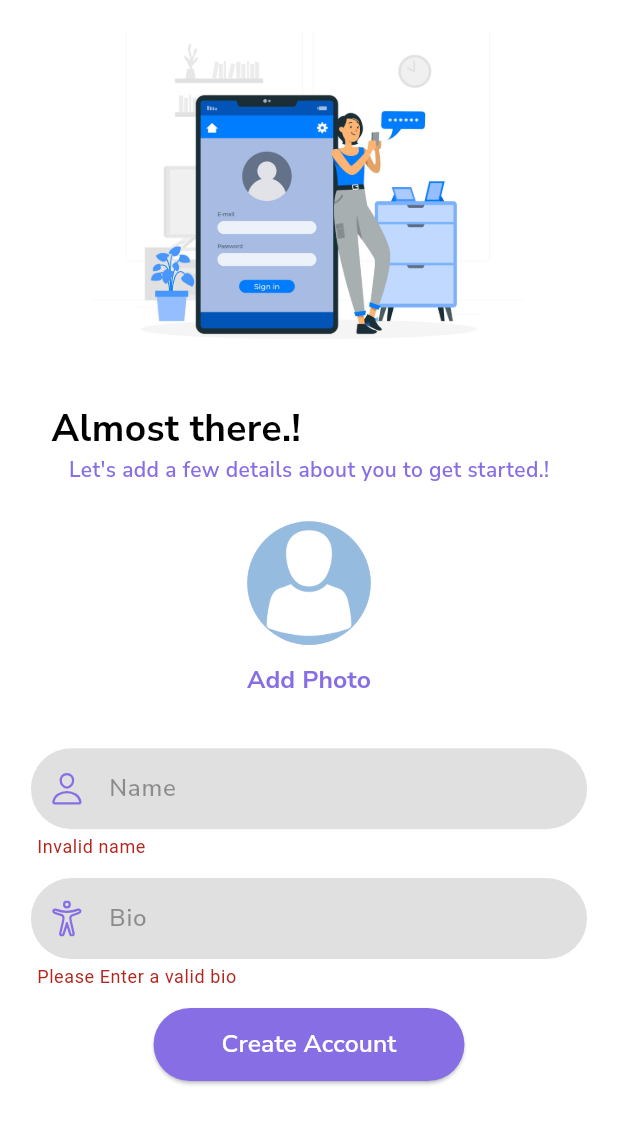
After one commit to NithinYesudas/Buddies_Mini_Social_Media_App, a Flutter app: the UserDataCollection screen opened directly, after a tap on "Create Account", on a phone screen of 412 x 824 dp. The commit adds this screen. Shown: the top 1124 px of the screen. Run offline on Flutter 3.47's test engine with Material 2 defaults, Android fonts, the phone set to English and light mode, and no system bars; our stand-ins replace cloud_firestore, firebase_auth, firebase_core, firebase_storage, google_fonts, image_picker and 1 more; accounts and stored records are empty.

Commit message:
added user details upload

```diff
--- /dev/null
+++ b/lib/screens/auth/user_data_collection_screen.dart
@@ -0,0 +1,224 @@
+import 'dart:io';
+
+import 'package:buddies/services/auth_services.dart';
+import 'package:buddies/utils/accessory_widgets.dart';
+import 'package:buddies/utils/custom_colors.dart';
+import 'package:flutter/material.dart';
+import 'package:google_fonts/google_fonts.dart';
+import 'package:image_picker/image_picker.dart';
+import 'package:ionicons/ionicons.dart';
+
+class UserDataCollection extends StatefulWidget {
+  const UserDataCollection({Key? key}) : super(key: key);
+
+  @override
+  State<UserDataCollection> createState() => _UserDataCollectionState();
+}
+
+class _UserDataCollectionState extends State<UserDataCollection> {
+  final _key = GlobalKey<FormState>();
+  final TextEditingController _nameController = TextEditingController();
+  final TextEditingController _bioController = TextEditingController();
+  bool isLoading = false;
+  XFile? image;
+
+  ImageProvider get imageProvider {
+    if (image == null) {
+      return const AssetImage("assets/images/avatar.png");
+    } else {
+      return FileImage(File(image!.path));
+    }
+  }
+
+  @override
+  Widget build(BuildContext context) {
+    final mediaQuery = MediaQuery.of(context).size;
+    return Scaffold(
+      backgroundColor: Colors.white,
+      body: SafeArea(
+        child: SingleChildScrollView(
+          child: Column(
+            crossAxisAlignment: CrossAxisAlignment.center,
+            children: [
+              SizedBox(
+                height: mediaQuery.height * .025,
+              ),
+              SizedBox(
+                height: mediaQuery.height * .25,
+                width: mediaQuery.width * .7,
+                child: Image.asset(
+                  "assets/images/userdetails.jpg",
+                  fit: BoxFit.cover,
+                ),
+              ),
+              SizedBox(
+                height: mediaQuery.height * .05,
+              ),
+              Padding(
+                padding: EdgeInsets.only(
+                    left: mediaQuery.width * .02,
+                    right: mediaQuery.width * .45),
+                child: Text("Almost there.!",
+                    style: GoogleFonts.nunitoSans(
+                        color: Colors.black,
+                        fontWeight: FontWeight.bold,
+                        fontSize: mediaQuery.width * .06)),
+              ),
+              Text(
+                "Let's add a few details about you to get started.!",
+                style: GoogleFonts.nunitoSans(
+                    fontWeight: FontWeight.w600,
+                    color: CustomColors.darkAccent),
+              ),
+              SizedBox(
+                height: mediaQuery.height * .03,
+              ),
+              Center(
+                child: CircleAvatar(
+                    radius: mediaQuery.width * .1,
+                    backgroundImage: imageProvider),
+              ),
+              TextButton(
+                  onPressed: () async {
+                    try {
+                      image = await ImagePicker()
+                          .pickImage(source: ImageSource.gallery);
+                      if (image != null) {
+                        setState(() {});
+                      }
+                    } catch (error) {
+                      AccessoryWidgets.snackBar(error.toString(), context);
+                    }
+                  },
+                  child: Text(
+                    "Add Photo",
+                    style: GoogleFonts.nunitoSans(
+                        fontWeight: FontWeight.bold,
+                        fontSize: mediaQuery.width * .04,
+                        color: CustomColors.darkAccent),
+                  )),
+              SizedBox(
+                height: mediaQuery.height * .01,
+              ),
+              Form(
+                  key: _key,
+                  child: Container(
+                    padding: EdgeInsets.symmetric(
+                        horizontal: mediaQuery.width * .05),
+                    height: mediaQuery.height * .3,
+                    child: Column(
+                      mainAxisAlignment: MainAxisAlignment.spaceEvenly,
+                      children: [
+                        TextFormField(
+                          controller: _nameController,
+                          validator: (value) {
+                            if (value!.isEmpty || value.length < 2) {
+                              return "Invalid name";
+                            } else {
+                              return null;
+                            }
+                          },
+                          style: GoogleFonts.nunitoSans(),
+                          textInputAction: TextInputAction.next,
+                          keyboardType: TextInputType.emailAddress,
+                          decoration: InputDecoration(
+                              contentPadding:
+                                  const EdgeInsets.symmetric(vertical: 15),
+                              prefixIcon: Icon(
+                                Ionicons.person_outline,
+                                color: CustomColors.lightAccent,
+                              ),
+                              hintText: "Name",
+                              hintStyle: GoogleFonts.nunitoSans(
+                                  fontWeight: FontWeight.w600,
+                                  color: Colors.black38),
+                              fillColor: Colors.black12,
+                              filled: true,
+                              border: OutlineInputBorder(
+                                  borderRadius: BorderRadius.circular(30),
+                                  borderSide: BorderSide.none)),
+                        ),
+                        TextFormField(
+                          controller: _bioController,
+                          maxLines: null,
+                          validator: (value) {
+                            if (value!.isEmpty || value.length < 5) {
+                              return "Please Enter a valid bio";
+                            } else {
+                              return null;
+                            }
+                          },
+                          style: GoogleFonts.nunitoSans(),
+                          textInputAction: TextInputAction.newline,
+                          keyboardType: TextInputType.multiline,
+                          decoration: InputDecoration(
+                              contentPadding:
+                                  const EdgeInsets.symmetric(vertical: 15),
+                              prefixIcon: Icon(
+                                Ionicons.accessibility_outline,
+                                color: CustomColors.lightAccent,
+                              ),
+                              hintText: "Bio",
+                              hintStyle: GoogleFonts.nunitoSans(
+                                  fontWeight: FontWeight.w600,
+                                  color: Colors.black38),
+                              fillColor: Colors.black12,
+                              filled: true,
+                              border: OutlineInputBorder(
+                                  borderRadius: BorderRadius.circular(30),
+                                  borderSide: BorderSide.none)),
+                        ),
+                        ElevatedButton(
+                            onPressed: () async {
+                              bool isValid = _key.currentState!.validate();
+                              if (isValid) {
+                                setState(() {
+                                  isLoading = true;
+                                });
+                                bool isSuccessful =
+                                    await AuthServices.uploadDetails(
+                                        File(image!.path),
+                                        _nameController.text.trim(),
+                                        _bioController.text,
+                                        context);
+                                isLoading = false;
+                                if (isSuccessful) {
+                                  nextPage();
+                                } else {
+                                  setState(() {});
+                                }
+                              }
+                            },
+                            style: ButtonStyle(
+                                padding: MaterialStateProperty.all(
+                                    EdgeInsets.symmetric(
+                                        horizontal: mediaQuery.width * .11,
+                                        vertical: mediaQuery.height * .015)),
+                                backgroundColor: MaterialStateProperty.all(
+                                    CustomColors.darkAccent)),
+                            child: isLoading
+                                ? const CircularProgressIndicator(
+                                    strokeWidth: 1,
+                                    color: Colors.white,
+                                  )
+                                : Text(
+                                    "Create Account",
+                                    style: GoogleFonts.nunitoSans(
+                                        color: Colors.white,
+                                        fontWeight: FontWeight.w600,
+                                        fontSize: mediaQuery.width * .04),
+                                  ))
+                      ],
+                    ),
+                  ))
+            ],
+          ),
+        ),
+      ),
+    );
+  }
+
+  void nextPage() {
+    Navigator.of(context).pushReplacementNamed("HomeScreen");
+  }
+}
--- a/lib/services/auth_services.dart
+++ b/lib/services/auth_services.dart
@@ -1,21 +1,24 @@
+import 'dart:io';
+
 import 'package:buddies/utils/accessory_widgets.dart';
+import 'package:cloud_firestore/cloud_firestore.dart';
 import 'package:firebase_auth/firebase_auth.dart';
+import 'package:firebase_storage/firebase_storage.dart';
 import 'package:flutter/cupertino.dart';
 import 'package:flutter/material.dart';
 import 'package:flutter/services.dart';
 
 class AuthServices {
-
-  static Future<bool> login(String email, String password,
-      BuildContext ctx) async {
+  static Future<bool> login(
+      String email, String password, BuildContext ctx) async {
+    // function for login
     bool isSuccessful = true;
     try {
       UserCredential userCredential =
-      await FirebaseAuth.instance.signInWithEmailAndPassword(
+          await FirebaseAuth.instance.signInWithEmailAndPassword(
         email: email,
         password: password,
       );
-      // Do something with the userCredential
     } on FirebaseAuthException catch (e) {
       isSuccessful = false;
       String? message;
@@ -35,22 +38,62 @@ class AuthServices {
     return isSuccessful;
   }
 
-  static Future<bool> createAccount(String email, String password,BuildContext ctx) async {
-     bool isSuccessful = true;
+  static Future<bool> createAccount(
+      //for creating a new account
+      String email,
+      String password,
+      BuildContext ctx) async {
+    bool isSuccessful = true;
     try {
-      await FirebaseAuth.instance.createUserWithEmailAndPassword(
-          email: email, password: password);
-
-
-    }
-    on FirebaseAuthException catch(e){
+      await FirebaseAuth.instance
+          .createUserWithEmailAndPassword(email: email, password: password);
+    } on FirebaseAuthException catch (e) {
       AccessoryWidgets.snackBar(e.code, ctx);
       isSuccessful = false;
-    }
-    catch(error){
+    } catch (error) {
       AccessoryWidgets.snackBar("An error occured", ctx);
       isSuccessful = false;
     }
     return isSuccessful;
   }
+
+  static Future<bool> uploadDetails(
+      File image, String name, String bio, BuildContext ctx) async {
+    //to upload user details to database
+    bool isSuccessful = true;
+    try {
+      final authRef = FirebaseAuth.instance;
+      String? uid = authRef.currentUser?.uid;
+      String? email = authRef.currentUser!.email;
+      final fireStoreRef = FirebaseFirestore.instance;
+      TaskSnapshot details = await FirebaseStorage.instance//upload image to storage
+          .ref()
+          .child("profileImages/$uid/$uid.jpg")
+          .putFile(image)
+          .whenComplete(() {});
+      if (details.state == TaskState.success) {
+        String imageUrl = await details.ref.getDownloadURL();//get image url from storage
+
+        await fireStoreRef.collection('users').doc(uid).set({
+          "uid": uid,
+          "email": email,
+          "name": name,
+          "bio": bio,
+          "imageUrl": imageUrl
+        });
+      }
+    } on FirebaseException catch (e) {
+      AccessoryWidgets.snackBar(
+          'FirebaseException while uploading file', ctx);
+      // Handle FirebaseException
+    } on IOException catch (e) {
+      AccessoryWidgets.snackBar('IOException while uploading file', ctx);
+      // Handle IOException
+    } catch (e) {
+      AccessoryWidgets.snackBar('An Unknown error occured', ctx);
+      // Handle other exceptions
+    }
+
+    return isSuccessful;
+  }
 }
--- a/pubspec.yaml
+++ b/pubspec.yaml
@@ -15,9 +15,12 @@ dependencies:
     sdk: flutter
   google_fonts: ^4.0.3
   ionicons: ^0.2.2
+  cupertino_icons: ^1.0.2
+  image_picker: ^0.8.7
   firebase_core: ^2.7.1
-  cupertino_icons: ^1.0.2
   firebase_auth: ^4.2.10
+  cloud_firestore: ^4.4.4
+  firebase_storage: ^11.0.15
 
 dev_dependencies:
   flutter_test:
```
Also changed, not shown: lib/helpers/custom_route_animation.dart (added, +30 -0 lines), lib/main.dart (+27 -17 lines), lib/screens/auth/auth_pages.dart (added, +19 -0 lines), lib/screens/auth/login_screen.dart (renamed from lib/screens/login_screen.dart, +11 -3 lines), lib/screens/auth/signup_screen.dart (renamed from lib/screens/signup_screen.dart, +5 -2 lines), lib/screens/home_screen.dart (added, +20 -0 lines), assets/images/avatar.png (added), assets/images/userdetails.jpg (added), pubspec.lock.
